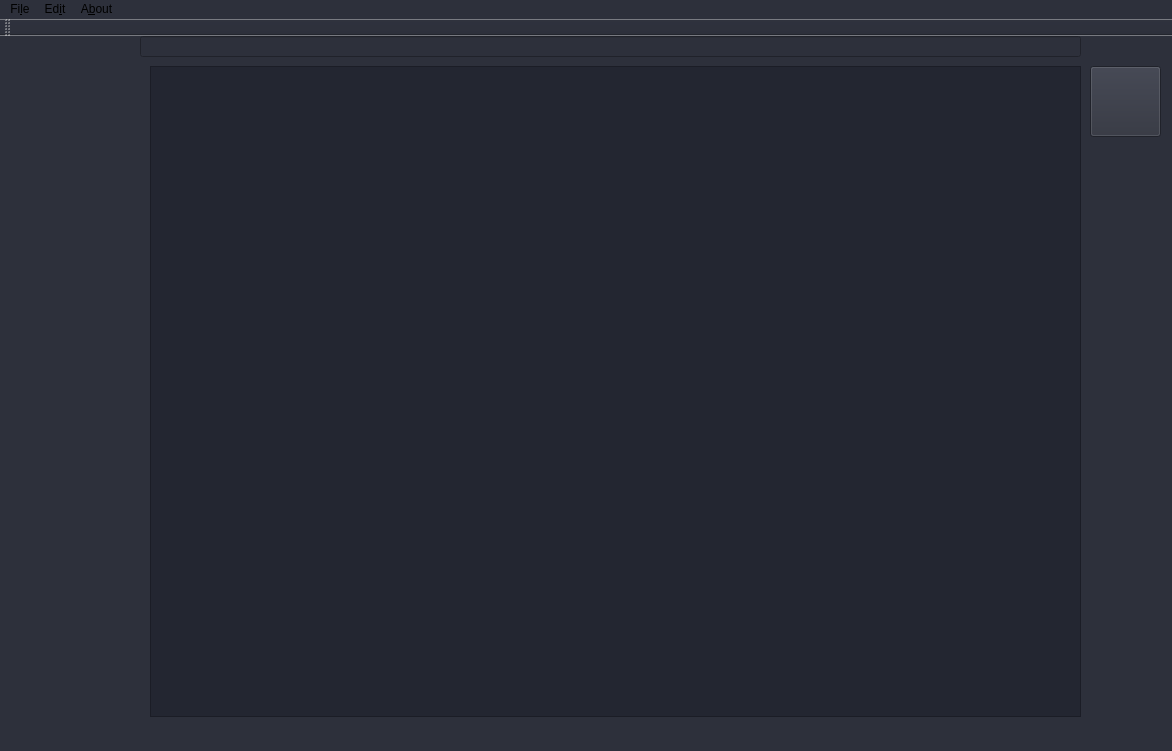
GremSnoort/RexPhotoshop2017, file mainwindow.ui: the form before one commit.
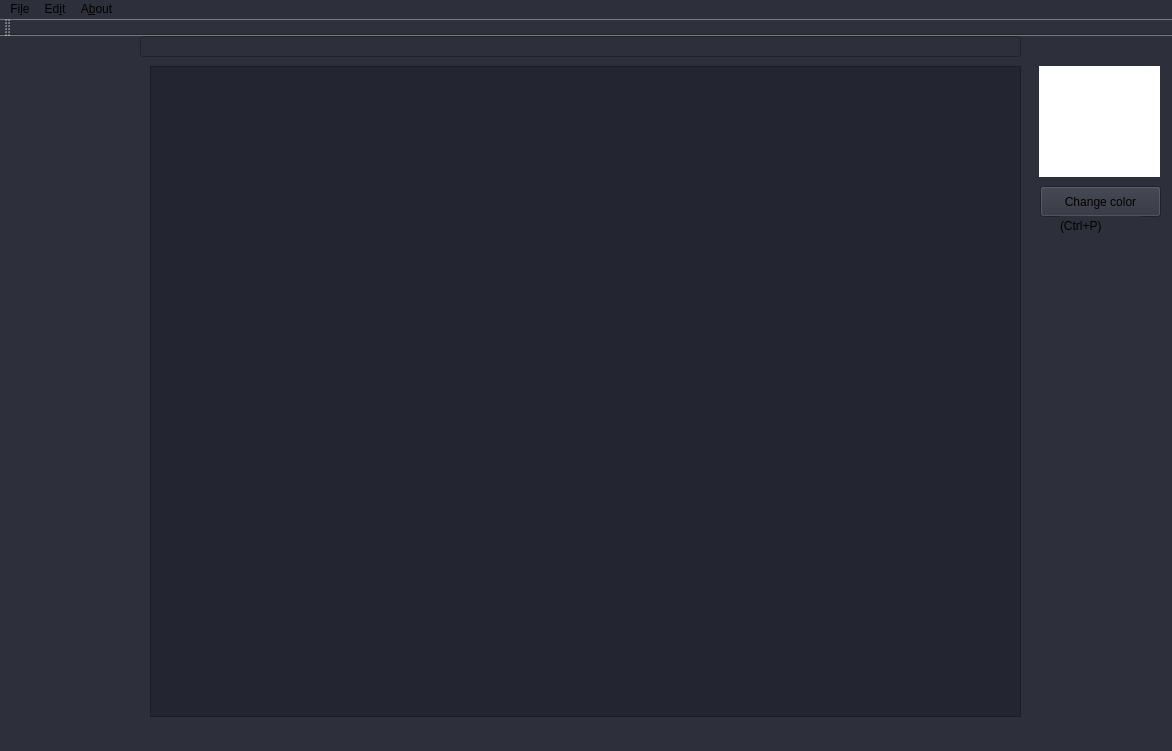
The form after the commit.

Diff of the .ui file:
```diff
--- a/mainwindow.ui
+++ b/mainwindow.ui
@@ -22,7 +22,7 @@
      <rect>
       <x>150</x>
       <y>30</y>
-      <width>931</width>
+      <width>871</width>
       <height>651</height>
      </rect>
     </property>
@@ -35,22 +35,52 @@
      <rect>
       <x>140</x>
       <y>0</y>
-      <width>941</width>
+      <width>881</width>
       <height>21</height>
      </rect>
     </property>
    </widget>
-   <widget class="QPushButton" name="Color">
+   <widget class="QPushButton" name="SetColorButton">
     <property name="geometry">
      <rect>
-      <x>1090</x>
+      <x>1040</x>
+      <y>150</y>
+      <width>121</width>
+      <height>31</height>
+     </rect>
+    </property>
+    <property name="styleSheet">
+     <string notr="true"/>
+    </property>
+    <property name="text">
+     <string>Change color</string>
+    </property>
+   </widget>
+   <widget class="QWidget" name="Color" native="true">
+    <property name="geometry">
+     <rect>
+      <x>1039</x>
       <y>30</y>
-      <width>71</width>
-      <height>71</height>
+      <width>121</width>
+      <height>111</height>
+     </rect>
+    </property>
+    <property name="styleSheet">
+     <string notr="true">background-color: rgb(255, 255, 255);
+</string>
+    </property>
+   </widget>
+   <widget class="QLabel" name="label">
+    <property name="geometry">
+     <rect>
+      <x>1060</x>
+      <y>180</y>
+      <width>81</width>
+      <height>20</height>
      </rect>
     </property>
     <property name="text">
-     <string/>
+     <string>(Ctrl+P)</string>
     </property>
    </widget>
   </widget>
```
Left out of the diff: 5 changed lines with no effect on the pictures.
